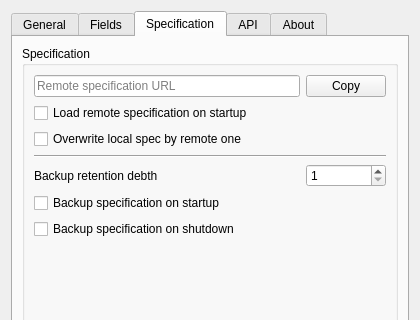
The window that common/gui/forms/settings_window.ui (FedorIvanov37/signal) describes before a commit, drawn with Qt 5; both pictures show x 0 to 420 and y 0 to 320 of the 420 by 570 pixel window.
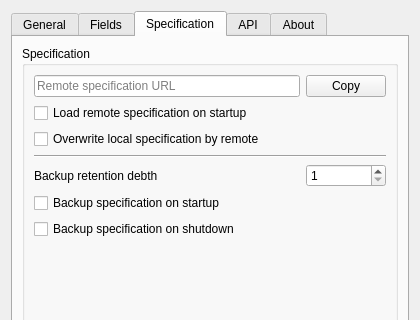
The same window after the commit. The open tabs and pages were chosen to show the change.

Commit message: v0.19.1 preparation: added tools to toolkit; fixed old spec backup cleanup; added buttons to SpecWindow - Backup Dir and Copy Spec; SpecWindow buttons were reordered; added settings backup spec at start and shutdown; added random numbers to spec filenames; spec rotator fixed backup count

What changed in the file:
```diff
--- a/common/gui/forms/settings_window.ui
+++ b/common/gui/forms/settings_window.ui
@@ -731,7 +731,7 @@
             <item row="3" column="0">
              <widget class="QCheckBox" name="RewriteLocalSpec">
               <property name="text">
-               <string>Overwrite local spec by remote one</string>
+               <string>Overwrite local specification by remote</string>
               </property>
              </widget>
             </item>
```
Left out of the diff: 2 changed lines with no effect on the pictures. The commit also changes 15 other files.
